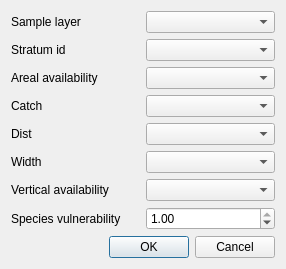
This is python/plugins/survey_design/surveyevaluationdialogbase.ui in mhugent/QGIS as Qt 5 draws it before an edit. The edited form follows.
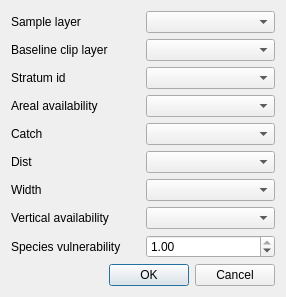
This is the edited form.

```diff
--- a/python/plugins/survey_design/surveyevaluationdialogbase.ui
+++ b/python/plugins/survey_design/surveyevaluationdialogbase.ui
@@ -7,7 +7,7 @@
     <x>0</x>
     <y>0</y>
     <width>286</width>
-    <height>236</height>
+    <height>252</height>
    </rect>
   </property>
   <property name="windowTitle">
@@ -16,10 +16,13 @@
   <layout class="QGridLayout" name="gridLayout_2">
    <item row="0" column="0">
     <layout class="QGridLayout" name="gridLayout">
-     <item row="0" column="1">
-      <widget class="QComboBox" name="mSampleLayerComboBox"/>
+     <item row="2" column="1">
+      <widget class="QComboBox" name="mStratumIdComboBox"/>
      </item>
-     <item row="4" column="0">
+     <item row="7" column="1">
+      <widget class="QComboBox" name="mVavailComboBox"/>
+     </item>
+     <item row="5" column="0">
       <widget class="QLabel" name="mDistLabel">
        <property name="text">
         <string>Dist</string>
@@ -27,38 +30,12 @@
       </widget>
      </item>
      <item row="6" column="0">
-      <widget class="QLabel" name="mVavailLabel">
-       <property name="text">
-        <string>Vertical availability</string>
-       </property>
-      </widget>
-     </item>
-     <item row="5" column="1">
-      <widget class="QComboBox" name="mWidthComboBox"/>
-     </item>
-     <item row="4" column="1">
-      <widget class="QComboBox" name="mDistComboBox"/>
-     </item>
-     <item row="2" column="0">
-      <widget class="QLabel" name="mArealAvailabliltyLabel">
-       <property name="text">
-        <string>Areal availability</string>
-       </property>
-      </widget>
-     </item>
-     <item row="6" column="1">
-      <widget class="QComboBox" name="mVavailComboBox"/>
-     </item>
-     <item row="5" column="0">
       <widget class="QLabel" name="mWidthLabel">
        <property name="text">
         <string>Width</string>
        </property>
       </widget>
      </item>
-     <item row="2" column="1">
-      <widget class="QComboBox" name="mArealAvailabilityComboBox"/>
-     </item>
      <item row="0" column="0">
       <widget class="QLabel" name="mSampleLayerLabel">
        <property name="text">
@@ -66,23 +43,56 @@
        </property>
       </widget>
      </item>
-     <item row="3" column="0">
+     <item row="5" column="1">
+      <widget class="QComboBox" name="mDistComboBox"/>
+     </item>
+     <item row="4" column="0">
       <widget class="QLabel" name="mCatchLabel">
        <property name="text">
         <string>Catch</string>
        </property>
       </widget>
      </item>
-     <item row="3" column="1">
+     <item row="0" column="1">
+      <widget class="QComboBox" name="mSampleLayerComboBox"/>
+     </item>
+     <item row="2" column="0">
+      <widget class="QLabel" name="mStratumIdLabel">
+       <property name="text">
+        <string>Stratum id</string>
+       </property>
+      </widget>
+     </item>
+     <item row="7" column="0">
+      <widget class="QLabel" name="mVavailLabel">
+       <property name="text">
+        <string>Vertical availability</string>
+       </property>
+      </widget>
+     </item>
+     <item row="6" column="1">
+      <widget class="QComboBox" name="mWidthComboBox"/>
+     </item>
+     <item row="4" column="1">
       <widget class="QComboBox" name="mCatchComboBox"/>
      </item>
+     <item row="3" column="0">
+      <widget class="QLabel" name="mArealAvailabliltyLabel">
+       <property name="text">
+        <string>Areal availability</string>
+       </property>
+      </widget>
+     </item>
+     <item row="3" column="1">
+      <widget class="QComboBox" name="mArealAvailabilityComboBox"/>
+     </item>
      <item row="1" column="1">
-      <widget class="QComboBox" name="mStratumIdComboBox"/>
+      <widget class="QComboBox" name="mBaselineLayerClipComboBox"/>
      </item>
      <item row="1" column="0">
-      <widget class="QLabel" name="mStratumIdLabel">
+      <widget class="QLabel" name="mBaselineClipLayerLabel">
        <property name="text">
-        <string>Stratum id</string>
+        <string>Baseline clip layer</string>
        </property>
       </widget>
      </item>
```
